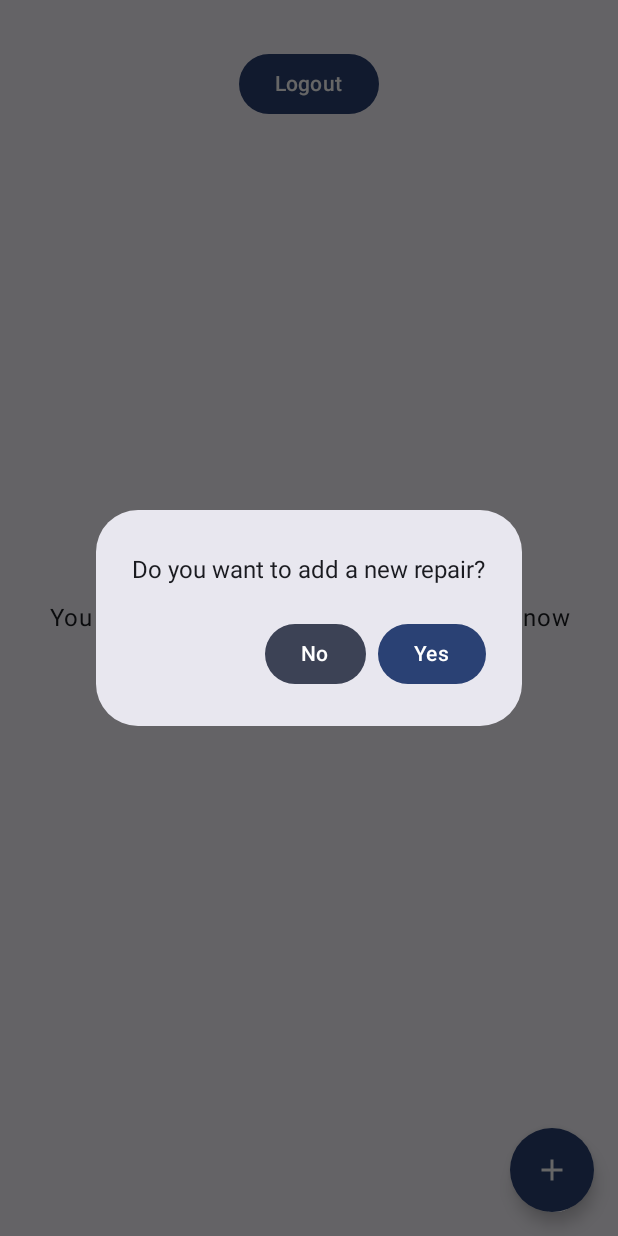
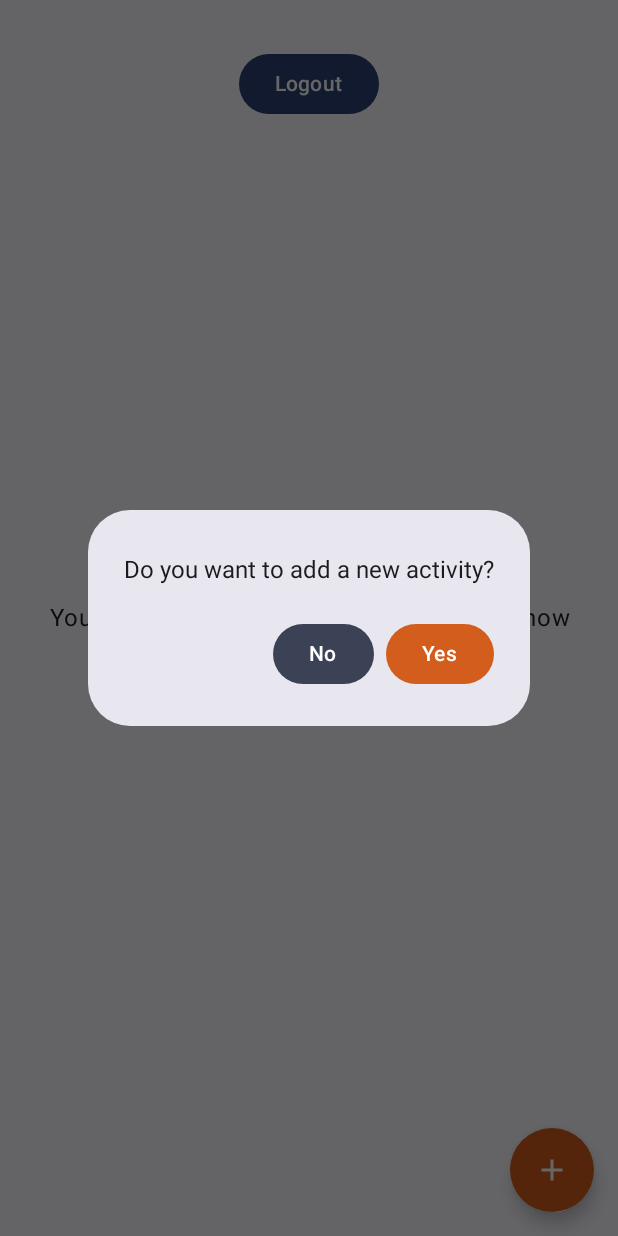
Before and after one commit to simonepascucci/STAR-Smart_Toolbox_Assistant_for_Repairs, an Android app built with Jetpack Compose: the RegistrationPage screen opened through its navigation route, after a tap on "Add", on a phone screen of 412 x 824 dp. Run offline under Robolectric (Android 15) with nearby library versions, the phone set to English and light mode, and no system bars; our stand-ins replace Firebase (no records; nobody signed in at launch, a user with empty details on screens opened directly), livedata-compose.

Commit message:
UI Adjustments

```diff
--- a/app/src/main/java/com/example/star/view/Home.kt
+++ b/app/src/main/java/com/example/star/view/Home.kt
@@ -24,6 +24,7 @@ import androidx.compose.material3.FloatingActionButton
 import androidx.compose.material3.Icon
 import androidx.compose.material3.MaterialTheme
 import androidx.compose.material3.OutlinedTextField
+import androidx.compose.material3.OutlinedTextFieldDefaults
 import androidx.compose.material3.Text
 import androidx.compose.material3.TextField
 import androidx.compose.runtime.Composable
@@ -85,14 +86,14 @@ fun HomePage(
             if (showDialog) {
                 AlertDialog(
                     onDismissRequest = { showDialog = false },
-                    title = { Text("Do you want to add a new repair?", fontSize = 16.sp) },
+                    title = { Text("Do you want to add a new activity?", fontSize = 16.sp) },
                     confirmButton = {
                         Button(
                             onClick = {
                                 showDialog = false
                                 showForm = true
                             },
-                            colors = ButtonDefaults.buttonColors(containerColor = MaterialTheme.colorScheme.primary)
+                            colors = ButtonDefaults.buttonColors(containerColor = Color(0xFFD25D1C))
                         ) {
                             Text("Yes", color = Color.White)
                         }
@@ -125,7 +126,11 @@ fun HomePage(
                         onValueChange = { activityName = it },
                         label = { Text("Activity Name") },
                         modifier = Modifier.fillMaxWidth(),
-                        keyboardOptions = KeyboardOptions(keyboardType = KeyboardType.Text)
+                        keyboardOptions = KeyboardOptions(keyboardType = KeyboardType.Text),
+                        colors = OutlinedTextFieldDefaults.colors(
+                            focusedBorderColor = Color(0xFF16590B),
+                            focusedLabelColor = Color(0xFF16590B)
+                        )
                     )
                     Spacer(modifier = Modifier.height(16.dp))
 
@@ -140,6 +145,10 @@ fun HomePage(
                             readOnly = true,
                             label = { Text("Activity Category") },
                             trailingIcon = { ExposedDropdownMenuDefaults.TrailingIcon(expanded = expanded) },
+                            colors = OutlinedTextFieldDefaults.colors(
+                                focusedBorderColor = Color(0xFF16590B),
+                                focusedLabelColor = Color(0xFF16590B)
+                            ),
                             modifier = Modifier
                                 .menuAnchor()
                                 .fillMaxWidth()
@@ -170,8 +179,7 @@ fun HomePage(
                             activityName = ""
                             activityCategory = ""
                         },
-                        modifier = Modifier.fillMaxWidth(),
-                        colors = ButtonDefaults.buttonColors(containerColor = MaterialTheme.colorScheme.primary)
+                        colors = ButtonDefaults.buttonColors(containerColor = Color(0xFF16590B))
                     ) {
                         Text("Create activity", color = Color.White)
                     }
@@ -191,7 +199,7 @@ fun HomePage(
             modifier = Modifier
                 .align(Alignment.BottomEnd)
                 .padding(16.dp),
-            containerColor = MaterialTheme.colorScheme.primary,
+            containerColor = Color(0xFFD25D1C),
             shape = CircleShape
         ) {
             Icon(Icons.Filled.Add, "Add", tint = Color.White)
--- a/app/src/main/java/com/example/star/view/Login.kt
+++ b/app/src/main/java/com/example/star/view/Login.kt
@@ -3,6 +3,7 @@ package com.example.star.view
 import android.widget.Toast
 import androidx.annotation.Size
 import androidx.compose.foundation.Image
+import androidx.compose.foundation.background
 import androidx.compose.foundation.clickable
 import androidx.compose.foundation.layout.*
 import androidx.compose.foundation.text.KeyboardOptions
@@ -48,7 +49,7 @@ fun LoginPage(modifier: Modifier = Modifier, authViewModel: AuthViewModel, navCo
 
 
     Column(
-        modifier = modifier.fillMaxSize().padding(16.dp),
+        modifier = modifier.fillMaxSize().background(color = Color.White),
         verticalArrangement = Arrangement.Center,
         horizontalAlignment = Alignment.CenterHorizontally,
     ) {
@@ -59,15 +60,19 @@ fun LoginPage(modifier: Modifier = Modifier, authViewModel: AuthViewModel, navCo
         )
         Spacer(modifier = Modifier.height(16.dp))
 
-        Text(text = "Welcome back!", fontSize = 32.sp, fontWeight = FontWeight.Bold)
-        Text(text = "Login to your account")
+        Text(text = "Welcome back!", fontSize = 32.sp, fontWeight = FontWeight.Bold, color = Color.Black)
+        Text(text = "Login to your account", color = Color.Black)
 
         Spacer(modifier = Modifier.height(16.dp))
 
         OutlinedTextField(
             value = email,
             onValueChange = { email = it },
-            label = { Text("Email") }
+            label = { Text("Email") },
+            colors = OutlinedTextFieldDefaults.colors(
+                focusedBorderColor = Color(0xFF16590B),
+                focusedLabelColor = Color(0xFF16590B)
+            )
         )
         Spacer(modifier = Modifier.height(16.dp))
 
@@ -84,13 +89,21 @@ fun LoginPage(modifier: Modifier = Modifier, authViewModel: AuthViewModel, navCo
                         passwordVisible = !passwordVisible
                     }
                 )
-            }
+            },
+            colors = OutlinedTextFieldDefaults.colors(
+                focusedBorderColor = Color(0xFF16590B),
+                focusedLabelColor = Color(0xFF16590B)
+            )
         )
         Spacer(modifier = Modifier.height(16.dp))
 
         Button(onClick = {
             authViewModel.login(email, password)
         },
+            colors = ButtonDefaults.buttonColors(
+                containerColor = Color(0xFF16590B),
+                contentColor = Color.White
+            ),
             enabled = email.isNotEmpty() && password.isNotEmpty()) {
             Text(text = "Login")
         }
@@ -100,7 +113,7 @@ fun LoginPage(modifier: Modifier = Modifier, authViewModel: AuthViewModel, navCo
         Row (modifier = Modifier.fillMaxSize(),
             horizontalArrangement = Arrangement.Center) {
             Text(text = "Don't have an account? ", color = Color.Gray)
-            Text(text = " Sign Up", color = Color.Blue,modifier = Modifier.clickable {
+            Text(text = " Sign Up", color = Color(0xFFD25D1C),modifier = Modifier.clickable {
                 navController.navigate(Routes.Register)
             })
         }
--- a/app/src/main/java/com/example/star/view/Register.kt
+++ b/app/src/main/java/com/example/star/view/Register.kt
@@ -64,14 +64,22 @@ fun RegistrationPage(modifier: Modifier = Modifier, authViewModel: AuthViewModel
             value = email,
             onValueChange = { email = it },
             label = { Text("Email") },
-            keyboardOptions = KeyboardOptions(keyboardType = KeyboardType.Email)
+            keyboardOptions = KeyboardOptions(keyboardType = KeyboardType.Email),
+            colors = OutlinedTextFieldDefaults.colors(
+                focusedBorderColor = Color(0xFF16590B),
+                focusedLabelColor = Color(0xFF16590B)
+            )
         )
         Spacer(modifier = Modifier.height(16.dp))
 
         OutlinedTextField(
             value = username,
             onValueChange = { username = it },
-            label = { Text("Username") }
+            label = { Text("Username") },
+            colors = OutlinedTextFieldDefaults.colors(
+                focusedBorderColor = Color(0xFF16590B),
+                focusedLabelColor = Color(0xFF16590B)
+            )
         )
         Spacer(modifier = Modifier.height(16.dp))
 
@@ -94,7 +102,11 @@ fun RegistrationPage(modifier: Modifier = Modifier, authViewModel: AuthViewModel
                         confirmPasswordVisible = !confirmPasswordVisible
                     }
                 )
-            }
+            },
+            colors = OutlinedTextFieldDefaults.colors(
+                focusedBorderColor = Color(0xFF16590B),
+                focusedLabelColor = Color(0xFF16590B)
+            )
         )
         Spacer(modifier = Modifier.height(8.dp))
 
@@ -111,7 +123,11 @@ fun RegistrationPage(modifier: Modifier = Modifier, authViewModel: AuthViewModel
             keyboardOptions = KeyboardOptions(keyboardType = KeyboardType.Password),
             trailingIcon = {
 
-            }
+            },
+            colors = OutlinedTextFieldDefaults.colors(
+                focusedBorderColor = Color(0xFF16590B),
+                focusedLabelColor = Color(0xFF16590B)
+            )
         )
 
         Spacer(modifier = Modifier.height(16.dp))
@@ -120,6 +136,10 @@ fun RegistrationPage(modifier: Modifier = Modifier, authViewModel: AuthViewModel
             authViewModel.setUsername(username)
             authViewModel.signup(email, password)
         },
+            colors = ButtonDefaults.buttonColors(
+                containerColor = Color(0xFF16590B),
+                contentColor = Color.White
+            ),
             enabled = email.isNotEmpty() && username.isNotEmpty() && password.isNotEmpty() && confirmPassword.isNotEmpty() && confirmPassword == password
         ) {
             Text(text = "Register")
@@ -129,7 +149,7 @@ fun RegistrationPage(modifier: Modifier = Modifier, authViewModel: AuthViewModel
         Row (modifier = Modifier.fillMaxSize(),
             horizontalArrangement = Arrangement.Center) {
             Text(text = "Already have an account? ", color = Color.Gray)
-            Text(text = " Login", color = Color.Blue,modifier = Modifier.clickable {
+            Text(text = " Login", color = Color(0xFFD25D1C),modifier = Modifier.clickable {
                 navController.navigate(Routes.Login)
             })
         }
```
Also changed, not shown: 1 other file.
